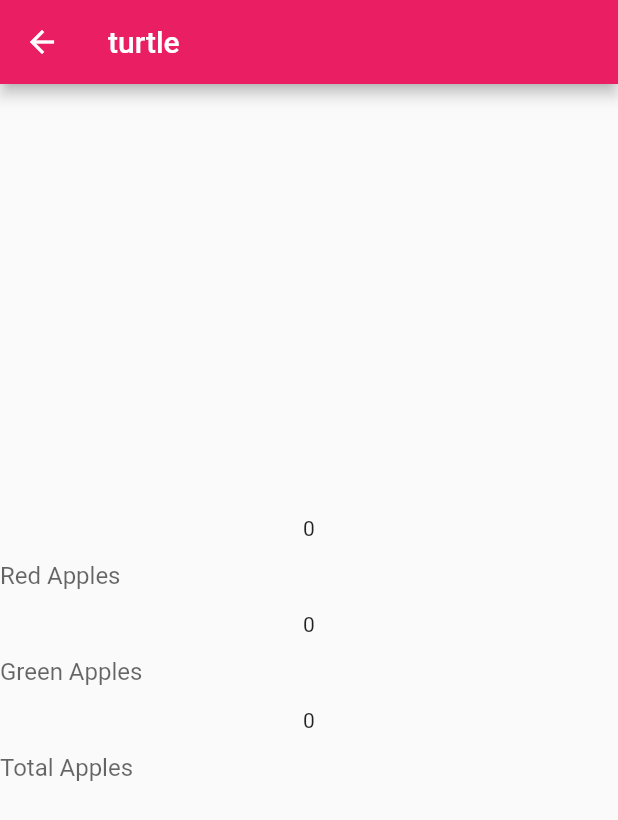
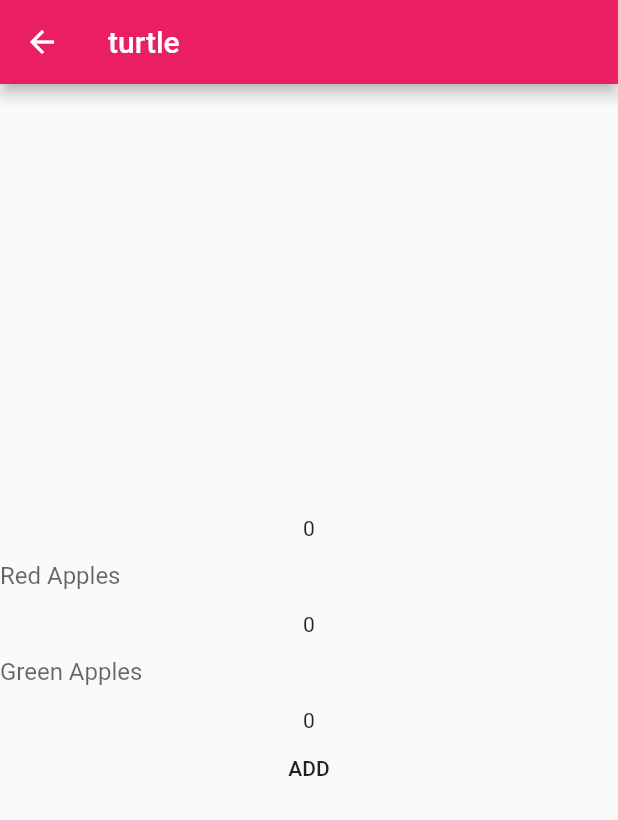
Before and after one commit to Jocifer/joesnewexcitingproject, a Flutter app: the IconScreen screen opened by its route, on a phone screen of 412 x 824 dp. Shown: the top 820 px of the screen. Run offline on Flutter 3.47's test engine with Material 2 defaults, Android fonts, the phone set to English and light mode, and no system bars.

Commit message:
Working. FlatButton with a method. SetState within the method to set the redraw.

```diff
--- a/lib/iconscreen.dart
+++ b/lib/iconscreen.dart
@@ -33,6 +33,17 @@ class _MyHomePageState extends State<IconScreen> {
 
   void _onChanged2(String input) {
     res = val + val1;
+  }
+
+  void _addNumbers() {
+    setState(() {
+      // This call to setState tells the Flutter framework that something has
+      // changed in this State, which causes it to rerun the build method below
+      // so that the display can reflect the updated values. If we changed
+      // _counter without calling setState(), then the build method would not be
+      // called again, and so nothing would appear to happen.
+      res = val + val1;
+    });
   }
 
   @override
@@ -82,11 +93,7 @@ class _MyHomePageState extends State<IconScreen> {
                     border: InputBorder.none, hintText: 'Green Apples'),
                 onChanged: _onChanged1),
             new Text('$res'),
-                TextField(
-                    keyboardType: TextInputType.number,
-                    decoration: InputDecoration(
-                        border: InputBorder.none, hintText: 'Total Apples'),
-                    onChanged: _onChanged2),
+            new FlatButton(child: Text("ADD"), onPressed: _addNumbers),
           ])),
     );
   }
```
Lines whose indentation alone changed are shown as unchanged.
